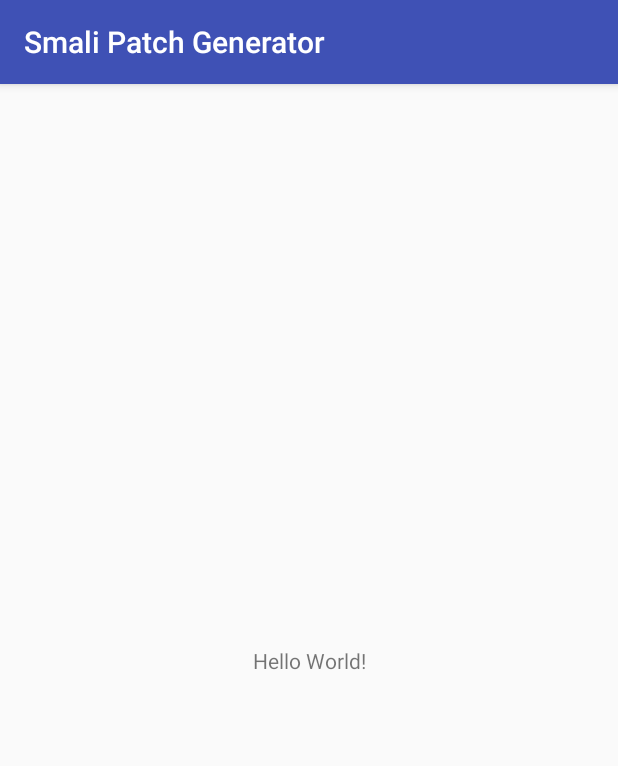
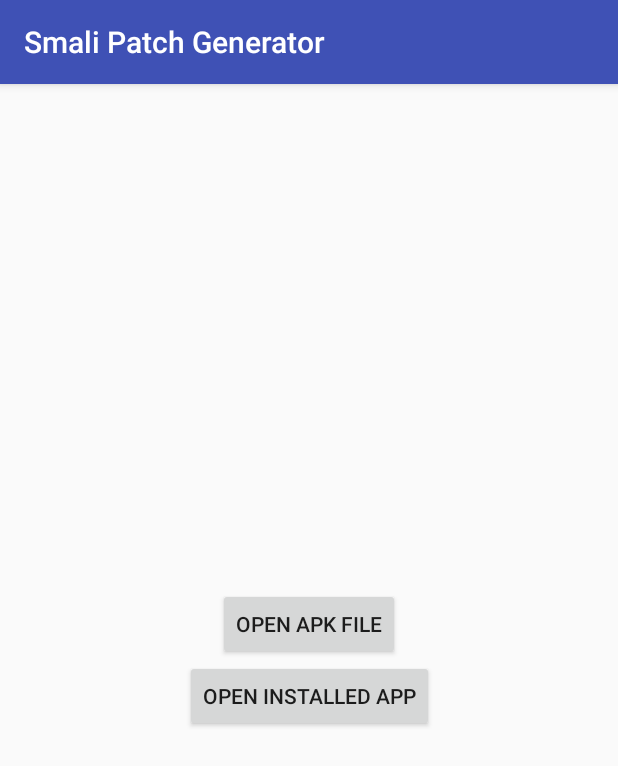
Before and after one commit to kb-1000/smalisignaturepatchgenerator, an Android app: the screen it shows after launch (MainActivity), on a phone screen of 412 x 824 dp. Shown: the top 766 px of the screen. Run offline under Robolectric (Android 15) with nearby library versions, the phone set to English and light mode, and no system bars.

Commit message:
Add the layout

```diff
--- a/app/build.gradle
+++ b/app/build.gradle
@@ -1,7 +1,6 @@
 apply plugin: 'com.android.application'
 
 apply plugin: 'kotlin-android'
-
 apply plugin: 'kotlin-android-extensions'
 
 android {
--- a/app/src/main/res/layout/activity_main.xml
+++ b/app/src/main/res/layout/activity_main.xml
@@ -6,12 +6,23 @@
     android:layout_height="match_parent"
     tools:context=".MainActivity">
 
-    <TextView android:layout_width="wrap_content"
+    <Button
+        android:id="@+id/open_file"
+        android:layout_width="wrap_content"
         android:layout_height="wrap_content"
-        android:text="Hello World!"
-        app:layout_constraintBottom_toBottomOf="parent"
+        android:text="Open APK file"
         app:layout_constraintLeft_toLeftOf="parent"
         app:layout_constraintRight_toRightOf="parent"
-        app:layout_constraintTop_toTopOf="parent" />
+        app:layout_constraintTop_toBottomOf="parent"
+        app:layout_constraintBottom_toTopOf="@id/open_installed" />
 
+    <Button
+        android:id="@+id/open_installed"
+        android:layout_width="wrap_content"
+        android:layout_height="wrap_content"
+        android:text="Open installed app"
+        app:layout_constraintTop_toBottomOf="@+id/open_file"
+        app:layout_constraintLeft_toLeftOf="parent"
+        app:layout_constraintRight_toRightOf="parent"
+        app:layout_constraintBottom_toTopOf="parent" />
 </android.support.constraint.ConstraintLayout>
```
